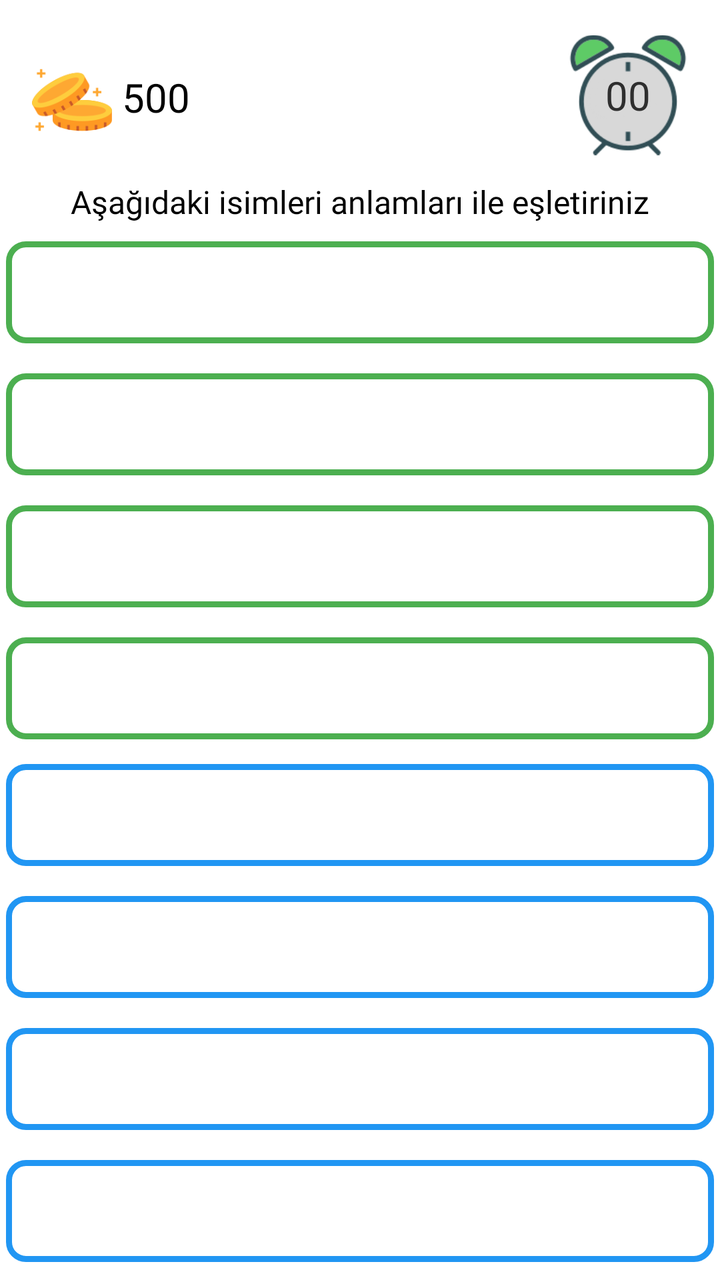
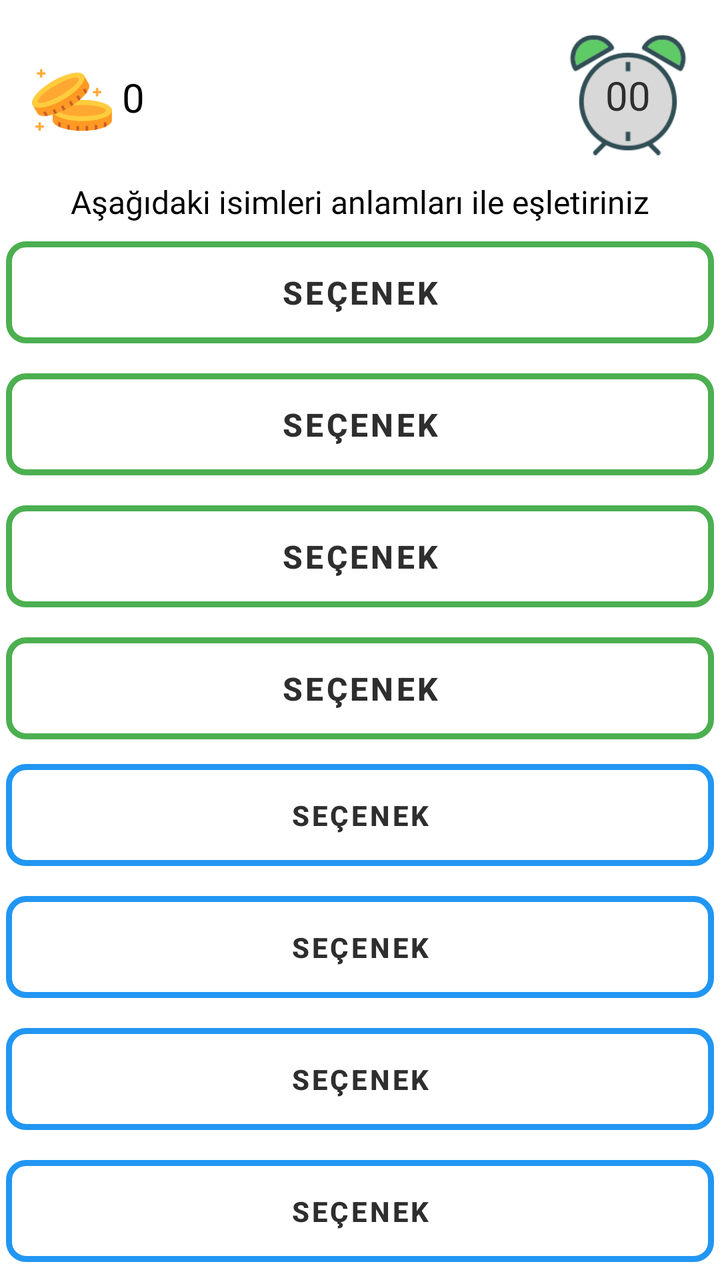

Two renders of the same Android screen: before a commit and after it. Below are the layout's source before the change and the commit's diff.
<!-- AndroidManifest.xml: application theme Theme.Yolcu -->
<!-- res/layout/activity_matches_game.xml -->
<?xml version="1.0" encoding="utf-8"?>
<androidx.constraintlayout.widget.ConstraintLayout xmlns:android="http://schemas.android.com/apk/res/android"
    xmlns:app="http://schemas.android.com/apk/res-auto"
    xmlns:tools="http://schemas.android.com/tools"
    android:layout_width="match_parent"
    android:layout_height="match_parent">

    
    <ImageView
        android:id="@+id/coinImage_matches"
        android:layout_width="40dp"
        android:layout_height="40dp"
        android:layout_marginStart="16dp"
        android:layout_marginTop="30dp"
        android:src="@drawable/coin_2"
        app:layout_constraintEnd_toStartOf="@id/gold_amount_text_matches"
        app:layout_constraintStart_toStartOf="parent"
        app:layout_constraintTop_toTopOf="parent" />

    <TextView
        android:id="@+id/gold_amount_text_matches"
        android:layout_width="wrap_content"
        android:layout_height="wrap_content"
        android:layout_marginStart="5dp"
        android:layout_marginTop="35dp"
        android:fontFamily="@font/tomorrow_b"
        android:text="500"
        android:textSize="20sp"
        app:layout_constraintStart_toEndOf="@id/coinImage_matches"
        app:layout_constraintTop_toTopOf="parent" />

    <TextView
        android:id="@+id/gold_status"
        android:layout_width="wrap_content"
        android:layout_height="wrap_content"
        android:layout_marginStart="10dp"
        android:fontFamily="@font/tomorrow_b"
        android:textSize="20sp"
        android:visibility="gone"
        app:layout_constraintBottom_toBottomOf="@+id/gold_amount_text_matches"
        app:layout_constraintStart_toEndOf="@id/gold_amount_text_matches"
        app:layout_constraintTop_toTopOf="@+id/gold_amount_text_matches" />


    

    <ImageView
        android:id="@+id/clockImage"
        android:layout_width="60dp"
        android:layout_height="63dp"
        android:layout_margin="16dp"
        android:layout_marginTop="16dp"
        android:src="@drawable/clock"
        app:layout_constraintEnd_toEndOf="parent"
        app:layout_constraintTop_toTopOf="parent" />

    <TextView
        android:id="@+id/timer_text"
        android:layout_width="wrap_content"
        android:layout_height="wrap_content"
        android:fontFamily="@font/tomorrow_b"
        android:text="@string/default_timer"
        android:textColor="@color/infoGameText"
        android:textSize="20sp"
        app:layout_constraintBottom_toBottomOf="@id/clockImage"
        app:layout_constraintEnd_toEndOf="@id/clockImage"
        app:layout_constraintStart_toStartOf="@id/clockImage"
        app:layout_constraintTop_toTopOf="@id/clockImage" />

    <androidx.constraintlayout.widget.Guideline
        android:id="@+id/guidelineStart"
        android:layout_width="wrap_content"
        android:layout_height="wrap_content"
        android:orientation="horizontal"
        app:layout_constraintGuide_begin="80dp" />

    <TextView
        android:id="@+id/matches_game_label"
        android:layout_width="wrap_content"
        android:layout_height="wrap_content"
        android:layout_margin="10dp"
        android:fontFamily="@font/tomorrow_b"
        android:gravity="center"
        android:text="Aşağıdaki isimleri anlamları ile eşletiriniz"
        android:textSize="16sp"
        app:layout_constraintEnd_toEndOf="parent"
        app:layout_constraintStart_toStartOf="parent"
        app:layout_constraintTop_toTopOf="@id/guidelineStart" />

    
            <Button
                android:id="@+id/m_esma_1"
                style="@style/GreenOutMatchesGameButton"
                android:layout_width="0dp"
                android:layout_height="63dp"
                android:layout_margin="3dp"
                android:padding="5dp"
                android:textSize="16sp"
                android:textStyle="bold"
                app:layout_constraintEnd_toEndOf="parent"
                app:layout_constraintStart_toStartOf="parent"
                app:layout_constraintTop_toBottomOf="@id/matches_game_label" />

            <Button
                android:id="@+id/m_esma_2"
                style="@style/GreenOutMatchesGameButton"
                android:layout_width="0dp"
                android:layout_height="63dp"
                android:layout_margin="3dp"
                android:padding="5dp"
                android:textSize="16sp"
                android:textStyle="bold"
                app:layout_constraintEnd_toEndOf="parent"
                app:layout_constraintStart_toStartOf="parent"
                app:layout_constraintTop_toBottomOf="@+id/m_esma_1" />

            <Button
                android:id="@+id/m_esma_3"
                style="@style/GreenOutMatchesGameButton"
                android:layout_width="0dp"
                android:layout_height="63dp"
                android:layout_margin="3dp"
                android:padding="5dp"
                android:textSize="16sp"
                android:textStyle="bold"
                app:layout_constraintEnd_toEndOf="parent"
                app:layout_constraintStart_toStartOf="parent"
                app:layout_constraintTop_toBottomOf="@+id/m_esma_2" />

            <Button
                android:id="@+id/m_esma_4"
                style="@style/GreenOutMatchesGameButton"
                android:layout_width="0dp"
                android:layout_height="63dp"
                android:layout_margin="3dp"
                android:padding="5dp"
                android:textSize="16sp"
                android:textStyle="bold"
                app:layout_constraintEnd_toEndOf="parent"
                app:layout_constraintStart_toStartOf="parent"
                app:layout_constraintTop_toBottomOf="@+id/m_esma_3" />


            
            <View
                android:id="@+id/center_line"
                android:layout_width="match_parent"
                android:layout_height="3dp"
                android:layout_centerInParent="true"
                android:layout_marginTop="5dp"
                android:layout_marginBottom="5dp"
                android:background="@color/colorGray"
                app:layout_constraintBottom_toTopOf="@id/m_answer_1"
                app:layout_constraintEnd_toEndOf="parent"
                app:layout_constraintStart_toStartOf="parent"
                app:layout_constraintTop_toBottomOf="@+id/m_esma_4" />


            <Button
                android:id="@+id/m_answer_1"
                style="@style/BlueOutMatchesGameButton"
                android:layout_width="0dp"
                android:layout_height="63dp"
                android:layout_margin="3dp"
                android:padding="5dp"
                android:textSize="14sp"
                android:textStyle="bold"
                app:layout_constraintBottom_toTopOf="@+id/m_answer_2"
                app:layout_constraintEnd_toEndOf="parent"
                app:layout_constraintStart_toStartOf="parent" />

            <Button
                android:id="@+id/m_answer_2"
                style="@style/BlueOutMatchesGameButton"
                android:layout_width="0dp"
                android:layout_height="63dp"
                android:layout_margin="3dp"
                android:padding="5dp"
                android:textSize="14sp"
                android:textStyle="bold"
                app:layout_constraintBottom_toTopOf="@+id/m_answer_3"
                app:layout_constraintEnd_toEndOf="parent"
                app:layout_constraintStart_toStartOf="parent" />

            <Button
                android:id="@+id/m_answer_3"
                style="@style/BlueOutMatchesGameButton"
                android:layout_width="0dp"
                android:layout_height="63dp"
                android:layout_margin="3dp"
                android:padding="5dp"
                android:textSize="14sp"
                android:textStyle="bold"
                app:layout_constraintBottom_toTopOf="@+id/m_answer_4"
                app:layout_constraintEnd_toEndOf="parent"
                app:layout_constraintStart_toStartOf="parent" />

    <Button
        android:id="@+id/m_answer_4"
        style="@style/BlueOutMatchesGameButton"
        android:layout_width="0dp"
        android:layout_height="63dp"
        android:layout_margin="3dp"
        android:padding="5dp"
        android:textSize="14sp"
        android:textStyle="bold"
        app:layout_constraintBottom_toBottomOf="parent"
        app:layout_constraintEnd_toEndOf="parent"
        app:layout_constraintStart_toStartOf="parent" />



</androidx.constraintlayout.widget.ConstraintLayout>
<!-- resources referenced by this layout -->
<resources>
  <color name="colorGray">#9E9E9E</color>
  <color name="infoGameText">#2E2E2E</color>
  <!-- drawable clock: png bitmap (drawable, 9525 bytes) -->
  <!-- drawable coin_2: png bitmap (drawable, 6130 bytes) -->
  <string name="default_timer">00</string>
  <style name="BlueOutMatchesGameButton" parent="Widget.MaterialComponents.Button.OutlinedButton">
          <item name="backgroundTint">@android:color/white</item>
          <item name="strokeColor">#2196F3</item> 
          <item name="strokeWidth">3dp</item> 
          <item name="cornerRadius">10dp</item> 
          <item name="android:textColor">@color/infoGameText</item> 
      </style>
  <style name="GreenOutMatchesGameButton" parent="Widget.MaterialComponents.Button.OutlinedButton">
          <item name="backgroundTint">@android:color/white</item>
          <item name="strokeColor">#4CAF50</item> 
          <item name="strokeWidth">3dp</item> 
          <item name="cornerRadius">10dp</item> 
          <item name="android:textColor">@color/infoGameText</item> 
      </style>
  <style name="Theme.Yolcu" parent="Theme.MaterialComponents.DayNight.DarkActionBar">
          
          <item name="colorPrimary">#9CCC65</item>
          <item name="colorPrimaryVariant">#43A047</item>
          <item name="colorOnPrimary">@color/white</item>
          
          <item name="colorSecondary">#9CCC65</item>
          <item name="colorSecondaryVariant">@color/teal_700</item>
          <item name="colorOnSecondary">@color/white</item>
          
          <item name="android:statusBarColor">?attr/colorPrimaryVariant</item>
          
          <item name="actionMenuTextColor">@color/white</item>
          <item name="android:actionMenuTextColor">@color/white</item>
          <item name="android:textColor">@color/black</item>
      </style>
  <color name="white">#FFFFFFFF</color>
  <color name="teal_700">#FF018786</color>
  <color name="black">#FF000000</color>
</resources>

<!-- the commit's change to res/layout/activity_matches_game.xml (unified diff, before → after) -->
@@ -1,7 +1,6 @@
 <?xml version="1.0" encoding="utf-8"?>
 <androidx.constraintlayout.widget.ConstraintLayout xmlns:android="http://schemas.android.com/apk/res/android"
     xmlns:app="http://schemas.android.com/apk/res-auto"
-    xmlns:tools="http://schemas.android.com/tools"
     android:layout_width="match_parent"
     android:layout_height="match_parent">
 
@@ -12,6 +11,7 @@
         android:layout_height="40dp"
         android:layout_marginStart="16dp"
         android:layout_marginTop="30dp"
+        android:contentDescription="@string/altin_icon"
         android:src="@drawable/coin_2"
         app:layout_constraintEnd_toStartOf="@id/gold_amount_text_matches"
         app:layout_constraintStart_toStartOf="parent"
@@ -24,7 +24,7 @@
         android:layout_marginStart="5dp"
         android:layout_marginTop="35dp"
         android:fontFamily="@font/tomorrow_b"
-        android:text="500"
+        android:text="@string/default_value"
         android:textSize="20sp"
         app:layout_constraintStart_toEndOf="@id/coinImage_matches"
         app:layout_constraintTop_toTopOf="parent" />
@@ -50,6 +50,7 @@
         android:layout_height="63dp"
         android:layout_margin="16dp"
         android:layout_marginTop="16dp"
+        android:contentDescription="@string/gerisayim_icon"
         android:src="@drawable/clock"
         app:layout_constraintEnd_toEndOf="parent"
         app:layout_constraintTop_toTopOf="parent" />
@@ -81,119 +82,126 @@
         android:layout_margin="10dp"
         android:fontFamily="@font/tomorrow_b"
         android:gravity="center"
-        android:text="Aşağıdaki isimleri anlamları ile eşletiriniz"
+        android:text="@string/matches_game_info"
         android:textSize="16sp"
         app:layout_constraintEnd_toEndOf="parent"
         app:layout_constraintStart_toStartOf="parent"
         app:layout_constraintTop_toTopOf="@id/guidelineStart" />
 
+
+    <Button
+        android:id="@+id/m_esma_1"
+        style="@style/GreenOutMatchesGameButton"
+        android:layout_width="0dp"
+        android:layout_height="63dp"
+        android:layout_margin="3dp"
+        android:padding="5dp"
+        android:text="@string/testYazisiButton"
+        android:textSize="16sp"
+        android:textStyle="bold"
+        app:layout_constraintEnd_toEndOf="parent"
+        app:layout_constraintStart_toStartOf="parent"
+        app:layout_constraintTop_toBottomOf="@id/matches_game_label" />
+
+    <Button
+        android:id="@+id/m_esma_2"
+        style="@style/GreenOutMatchesGameButton"
+        android:layout_width="0dp"
+        android:layout_height="63dp"
+        android:layout_margin="3dp"
+        android:padding="5dp"
+        android:text="@string/testYazisiButton"
+        android:textSize="16sp"
+        android:textStyle="bold"
+        app:layout_constraintEnd_toEndOf="parent"
+        app:layout_constraintStart_toStartOf="parent"
+        app:layout_constraintTop_toBottomOf="@+id/m_esma_1" />
+
+    <Button
+        android:id="@+id/m_esma_3"
+        style="@style/GreenOutMatchesGameButton"
+        android:layout_width="0dp"
+        android:layout_height="63dp"
+        android:layout_margin="3dp"
+        android:padding="5dp"
+        android:text="@string/testYazisiButton"
+        android:textSize="16sp"
+        android:textStyle="bold"
+        app:layout_constraintEnd_toEndOf="parent"
+        app:layout_constraintStart_toStartOf="parent"
+        app:layout_constraintTop_toBottomOf="@+id/m_esma_2" />
+
+    <Button
+        android:id="@+id/m_esma_4"
+        style="@style/GreenOutMatchesGameButton"
+        android:layout_width="0dp"
+        android:layout_height="63dp"
+        android:layout_margin="3dp"
+        android:padding="5dp"
+        android:text="@string/testYazisiButton"
+        android:textSize="16sp"
+        android:textStyle="bold"
+        app:layout_constraintEnd_toEndOf="parent"
+        app:layout_constraintStart_toStartOf="parent"
+        app:layout_constraintTop_toBottomOf="@+id/m_esma_3" />
+
+
     
-            <Button
-                android:id="@+id/m_esma_1"
-                style="@style/GreenOutMatchesGameButton"
-                android:layout_width="0dp"
-                android:layout_height="63dp"
-                android:layout_margin="3dp"
-                android:padding="5dp"
-                android:textSize="16sp"
-                android:textStyle="bold"
-                app:layout_constraintEnd_toEndOf="parent"
-                app:layout_constraintStart_toStartOf="parent"
-                app:layout_constraintTop_toBottomOf="@id/matches_game_label" />
-
-            <Button
-                android:id="@+id/m_esma_2"
-                style="@style/GreenOutMatchesGameButton"
-                android:layout_width="0dp"
-                android:layout_height="63dp"
-                android:layout_margin="3dp"
-                android:padding="5dp"
-                android:textSize="16sp"
-                android:textStyle="bold"
-                app:layout_constraintEnd_toEndOf="parent"
-                app:layout_constraintStart_toStartOf="parent"
-                app:layout_constraintTop_toBottomOf="@+id/m_esma_1" />
-
-            <Button
-                android:id="@+id/m_esma_3"
-                style="@style/GreenOutMatchesGameButton"
-                android:layout_width="0dp"
-                android:layout_height="63dp"
-                android:layout_margin="3dp"
-                android:padding="5dp"
-                android:textSize="16sp"
-                android:textStyle="bold"
-                app:layout_constraintEnd_toEndOf="parent"
-                app:layout_constraintStart_toStartOf="parent"
-                app:layout_constraintTop_toBottomOf="@+id/m_esma_2" />
-
-            <Button
-                android:id="@+id/m_esma_4"
-                style="@style/GreenOutMatchesGameButton"
-                android:layout_width="0dp"
-                android:layout_height="63dp"
-                android:layout_margin="3dp"
-                android:padding="5dp"
-                android:textSize="16sp"
-                android:textStyle="bold"
-                app:layout_constraintEnd_toEndOf="parent"
-                app:layout_constraintStart_toStartOf="parent"
-                app:layout_constraintTop_toBottomOf="@+id/m_esma_3" />
-
-
-            
-            <View
-                android:id="@+id/center_line"
-                android:layout_width="match_parent"
-                android:layout_height="3dp"
-                android:layout_centerInParent="true"
-                android:layout_marginTop="5dp"
-                android:layout_marginBottom="5dp"
-                android:background="@color/colorGray"
-                app:layout_constraintBottom_toTopOf="@id/m_answer_1"
-                app:layout_constraintEnd_toEndOf="parent"
-                app:layout_constraintStart_toStartOf="parent"
-                app:layout_constraintTop_toBottomOf="@+id/m_esma_4" />
-
-
-            <Button
-                android:id="@+id/m_answer_1"
-                style="@style/BlueOutMatchesGameButton"
-                android:layout_width="0dp"
-                android:layout_height="63dp"
-                android:layout_margin="3dp"
-                android:padding="5dp"
-                android:textSize="14sp"
-                android:textStyle="bold"
-                app:layout_constraintBottom_toTopOf="@+id/m_answer_2"
-                app:layout_constraintEnd_toEndOf="parent"
-                app:layout_constraintStart_toStartOf="parent" />
-
-            <Button
-                android:id="@+id/m_answer_2"
-                style="@style/BlueOutMatchesGameButton"
-                android:layout_width="0dp"
-                android:layout_height="63dp"
-                android:layout_margin="3dp"
-                android:padding="5dp"
-                android:textSize="14sp"
-                android:textStyle="bold"
-                app:layout_constraintBottom_toTopOf="@+id/m_answer_3"
-                app:layout_constraintEnd_toEndOf="parent"
-                app:layout_constraintStart_toStartOf="parent" />
-
-            <Button
-                android:id="@+id/m_answer_3"
-                style="@style/BlueOutMatchesGameButton"
-                android:layout_width="0dp"
-                android:layout_height="63dp"
-                android:layout_margin="3dp"
-                android:padding="5dp"
-                android:textSize="14sp"
-                android:textStyle="bold"
-                app:layout_constraintBottom_toTopOf="@+id/m_answer_4"
-                app:layout_constraintEnd_toEndOf="parent"
-                app:layout_constraintStart_toStartOf="parent" />
+    <View
+        android:id="@+id/center_line"
+        android:layout_width="match_parent"
+        android:layout_height="3dp"
+        android:layout_centerInParent="true"
+        android:layout_marginTop="5dp"
+        android:layout_marginBottom="5dp"
+        android:background="@color/colorGray"
+        app:layout_constraintBottom_toTopOf="@id/m_answer_1"
+        app:layout_constraintEnd_toEndOf="parent"
+        app:layout_constraintStart_toStartOf="parent"
+        app:layout_constraintTop_toBottomOf="@+id/m_esma_4" />
+
+
+    <Button
+        android:id="@+id/m_answer_1"
+        style="@style/BlueOutMatchesGameButton"
+        android:layout_width="0dp"
+        android:layout_height="63dp"
+        android:layout_margin="3dp"
+        android:padding="5dp"
+        android:text="@string/testYazisiButton"
+        android:textSize="14sp"
+        android:textStyle="bold"
+        app:layout_constraintBottom_toTopOf="@+id/m_answer_2"
+        app:layout_constraintEnd_toEndOf="parent"
+        app:layout_constraintStart_toStartOf="parent" />
+
+    <Button
+        android:id="@+id/m_answer_2"
+        style="@style/BlueOutMatchesGameButton"
+        android:layout_width="0dp"
+        android:layout_height="63dp"
+        android:layout_margin="3dp"
+        android:padding="5dp"
+        android:text="@string/testYazisiButton"
+        android:textSize="14sp"
+        android:textStyle="bold"
+        app:layout_constraintBottom_toTopOf="@+id/m_answer_3"
+        app:layout_constraintEnd_toEndOf="parent"
+        app:layout_constraintStart_toStartOf="parent" />
+
+    <Button
+        android:id="@+id/m_answer_3"
+        style="@style/BlueOutMatchesGameButton"
+        android:layout_width="0dp"
+        android:layout_height="63dp"
+        android:layout_margin="3dp"
+        android:padding="5dp"
+        android:text="@string/testYazisiButton"
+        android:textSize="14sp"
+        android:textStyle="bold"
+        app:layout_constraintBottom_toTopOf="@+id/m_answer_4"
+        app:layout_constraintEnd_toEndOf="parent"
+        app:layout_constraintStart_toStartOf="parent" />
 
     <Button
         android:id="@+id/m_answer_4"
@@ -202,6 +210,7 @@
         android:layout_height="63dp"
         android:layout_margin="3dp"
         android:padding="5dp"
+        android:text="@string/testYazisiButton"
         android:textSize="14sp"
         android:textStyle="bold"
         app:layout_constraintBottom_toBottomOf="parent"
@@ -209,5 +218,4 @@
         app:layout_constraintStart_toStartOf="parent" />
 
 
-
 </androidx.constraintlayout.widget.ConstraintLayout>
<!-- resource entries referenced after the edit -->
@@ -4,7 +4,12 @@
   <color name="infoGameText">#2E2E2E</color>
   <!-- drawable clock: png bitmap (drawable, 9525 bytes) -->
   <!-- drawable coin_2: png bitmap (drawable, 6130 bytes) -->
+  <string name="altin_icon">Altın ikonu</string>
   <string name="default_timer">00</string>
+  <string name="default_value">0</string>
+  <string name="gerisayim_icon">Geri sayım saat ikonu</string>
+  <string name="matches_game_info">Aşağıdaki isimleri anlamları ile eşletiriniz</string>
+  <string name="testYazisiButton">Seçenek</string>
   <style name="BlueOutMatchesGameButton" parent="Widget.MaterialComponents.Button.OutlinedButton">
           <item name="backgroundTint">@android:color/white</item>
           <item name="strokeColor">#2196F3</item> 
